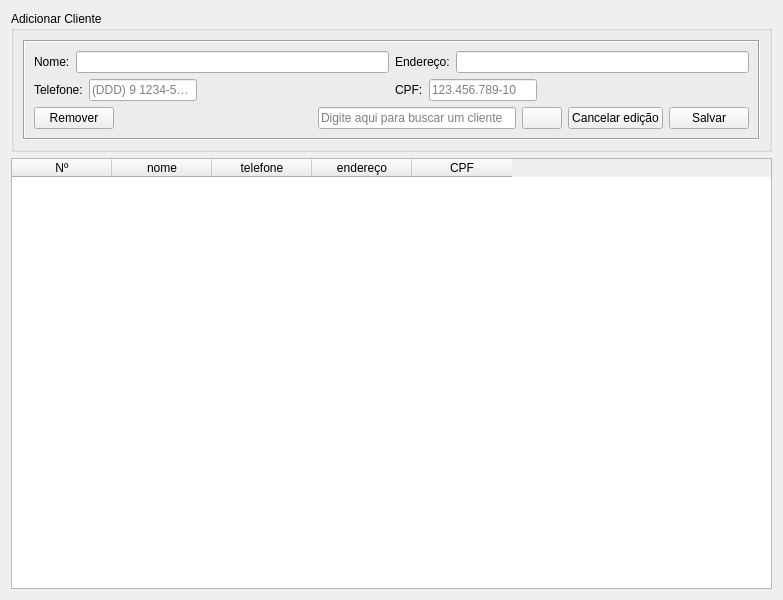
First picture: the form in view/cliente.ui, repository Gusrrocha/Sistema-para-livraria, before the edit.
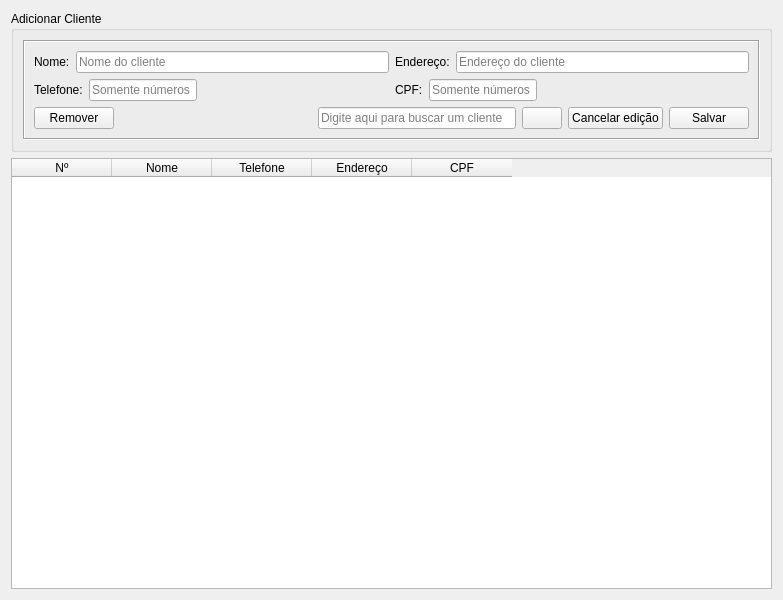
Second picture: the form after the edit. Icons and pictures are not drawn.

```diff
--- a/view/cliente.ui
+++ b/view/cliente.ui
@@ -43,7 +43,11 @@
                 </widget>
                </item>
                <item>
-                <widget class="QLineEdit" name="nome"/>
+                <widget class="QLineEdit" name="nome">
+                 <property name="placeholderText">
+                  <string>Nome do cliente</string>
+                 </property>
+                </widget>
                </item>
               </layout>
              </item>
@@ -74,7 +78,7 @@
                   <bool>false</bool>
                  </property>
                  <property name="placeholderText">
-                  <string>(DDD) 9 1234-5678</string>
+                  <string>Somente números</string>
                  </property>
                  <property name="cursorMoveStyle">
                   <enum>Qt::LogicalMoveStyle</enum>
@@ -113,7 +117,11 @@
                 </widget>
                </item>
                <item>
-                <widget class="QLineEdit" name="endereco"/>
+                <widget class="QLineEdit" name="endereco">
+                 <property name="placeholderText">
+                  <string>Endereço do cliente</string>
+                 </property>
+                </widget>
                </item>
               </layout>
              </item>
@@ -135,7 +143,7 @@
                   </sizepolicy>
                  </property>
                  <property name="placeholderText">
-                  <string>123.456.789-10</string>
+                  <string>Somente números</string>
                  </property>
                 </widget>
                </item>
@@ -232,17 +240,17 @@
      </column>
      <column>
       <property name="text">
-       <string>nome</string>
+       <string>Nome</string>
       </property>
      </column>
      <column>
       <property name="text">
-       <string>telefone</string>
+       <string>Telefone</string>
       </property>
      </column>
      <column>
       <property name="text">
-       <string>endereço</string>
+       <string>Endereço</string>
       </property>
      </column>
      <column>
```
Left out of the diff: 6 changed lines with no effect on the pictures.
